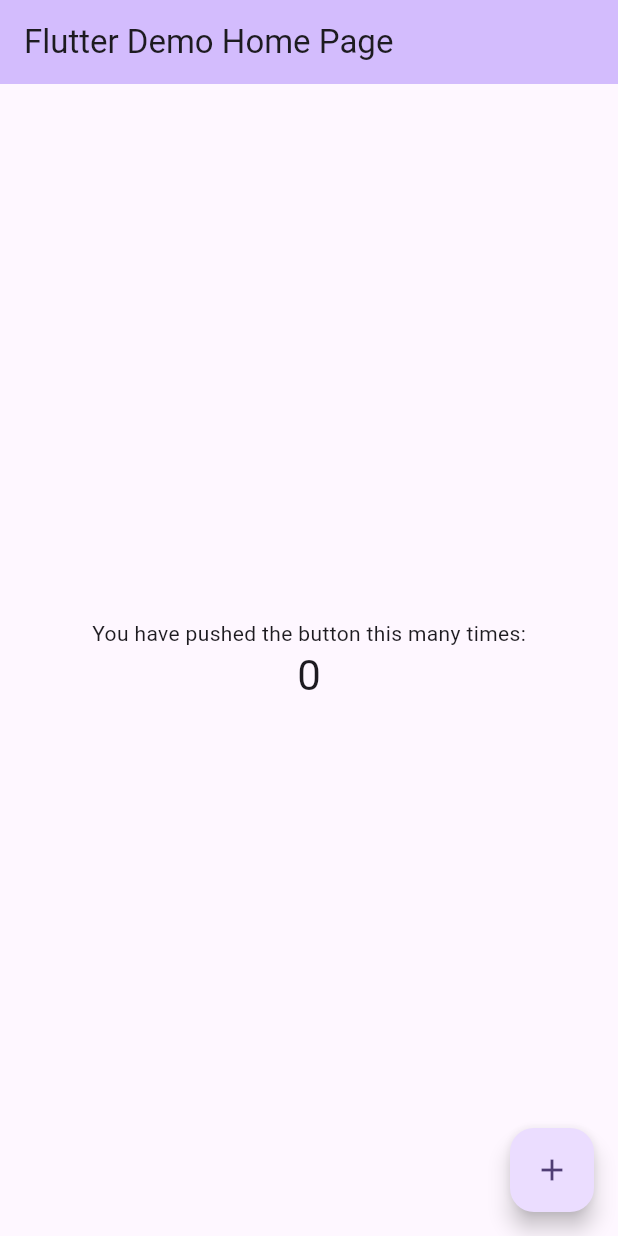
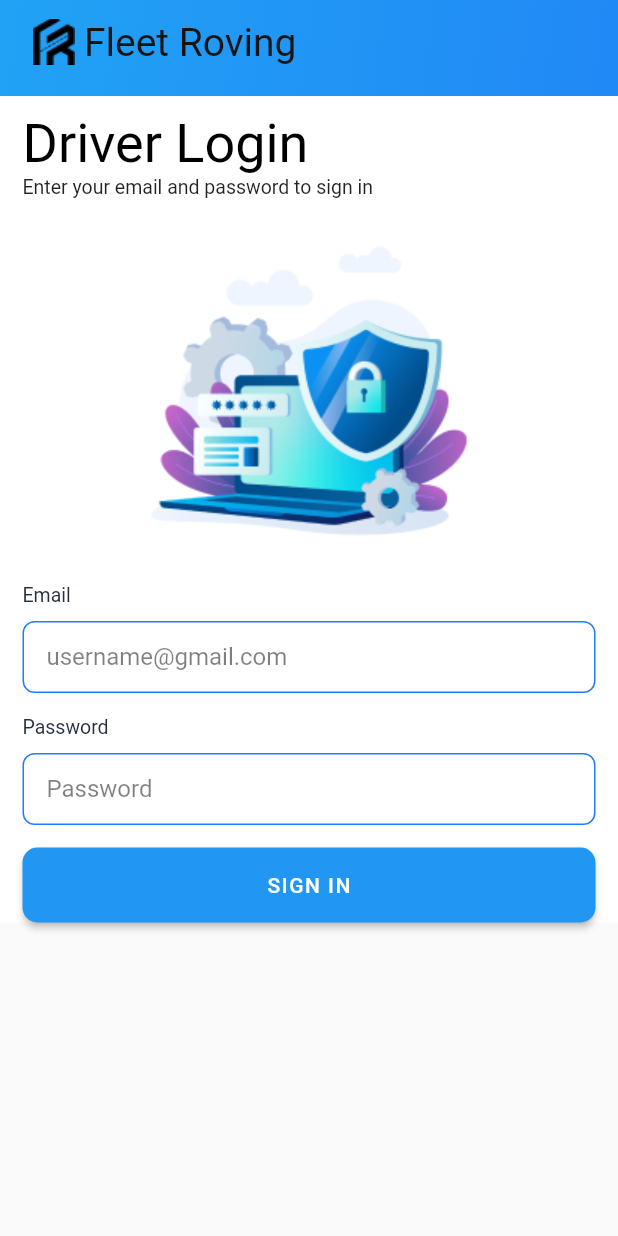
Before and after one commit to Tech-Tribee/Fleet-Roving-Driver, a Flutter app: the screen it shows after launch, on a phone screen of 412 x 824 dp. Run offline on Flutter 3.47's test engine with Material 2 defaults, Android fonts, the phone set to English and light mode, and no system bars.

Commit message:
login & home page added

```diff
--- /dev/null
+++ b/lib/components/app_bar.dart
@@ -0,0 +1,106 @@
+import 'package:flutter/material.dart';
+import 'package:fleet_roving_driver/utils/colors.dart';
+
+class MyAppBar extends StatelessWidget implements PreferredSizeWidget {
+  final bool isShowMenuIcon;
+  final double appBarHeight;
+  final String screenName;
+  final String appName;
+
+  const MyAppBar({
+    Key? key,
+    this.isShowMenuIcon = true,
+    this.appBarHeight = 65,
+    this.screenName = "",
+    this.appName = 'Fleet Roving',
+  }) : super(key: key);
+
+  @override
+  Widget build(BuildContext context) {
+    return PreferredSize(
+      preferredSize: Size.fromHeight(appBarHeight),
+      child: Container(
+        decoration: const BoxDecoration(
+          border: Border(
+            bottom: BorderSide(
+              width: 1,
+              color: Colors.white,
+            ),
+          ),
+        ),
+        child: AppBar(
+          elevation: 0,
+          flexibleSpace: Container(
+            decoration: const BoxDecoration(
+              gradient: LinearGradient(
+                begin: Alignment.topLeft,
+                end: Alignment.bottomRight,
+                colors: [
+                  Color(0x3321D4FD),
+                  Color(0x332152FF),
+                ],
+                stops: [0.0, 1.0],
+              ),
+            ),
+          ),
+          title: Column(
+            children: [
+              // Row(
+              //   mainAxisAlignment: MainAxisAlignment.spaceBetween,
+              //   children: [
+              //      Text(
+              //   '6:18',
+              //   style: TextStyle(fontSize: 20),
+              // ),
+              // Text(
+              //   'Airtel',
+              //   style: TextStyle(fontSize: 20),
+              // ),
+              //   ],
+              // ),
+
+              Row(
+                mainAxisAlignment: MainAxisAlignment.spaceBetween,
+                crossAxisAlignment: CrossAxisAlignment.center,
+                children: [
+                  Row(
+                    children: [
+                      Container(
+                        height: 40,
+                        width: 40,
+                        decoration: const BoxDecoration(
+                          image: DecorationImage(
+                            image: AssetImage('assets/images/logo.png'),
+                          ),
+                        ),
+                      ),
+                      if (!isShowMenuIcon)
+                        Text(
+                          appName,
+                          style: const TextStyle(
+                              fontSize: 26,
+                              fontWeight: FontWeight.w400,
+                              color: AppColors.lightBlack),
+                        ),
+                    ],
+                  ),
+                  if (isShowMenuIcon)
+                    Text(
+                      screenName,
+                      style: const TextStyle(
+                          fontSize: 26,
+                          fontWeight: FontWeight.w400,
+                          color: AppColors.lightBlack),
+                    ),
+                ],
+              ),
+            ],
+          ),
+        ),
+      ),
+    );
+  }
+
+  @override
+  Size get preferredSize => Size.fromHeight(appBarHeight);
+}
--- /dev/null
+++ b/lib/components/text_field.dart
@@ -0,0 +1,53 @@
+import 'package:flutter/material.dart';
+import 'package:fleet_roving_driver/utils/colors.dart';
+
+class BuildTextfield extends StatelessWidget {
+  final String lebel;
+  final String? placeholder;
+  final TextEditingController textController;
+  final bool isSecureText;
+
+  const BuildTextfield(
+      {Key? key,
+      required this.lebel,
+      this.placeholder,
+      required this.textController,
+      required this.isSecureText})
+      : super(key: key);
+
+  @override
+  Widget build(BuildContext context) {
+    return Column(
+      crossAxisAlignment: CrossAxisAlignment.start,
+      children: [
+        Container(
+          padding: const EdgeInsets.symmetric(vertical: 10),
+          child: Text(
+            lebel,
+            style: const TextStyle(fontSize: 13, color: AppColors.darkBlue),
+          ),
+        ),
+        TextField(
+          controller: textController,
+          obscureText: isSecureText,
+          decoration: InputDecoration(
+            hintText: placeholder,
+            hintStyle: const TextStyle(color: AppColors.transparentBlack),
+            enabledBorder: OutlineInputBorder(
+              borderSide:
+                  const BorderSide(color: AppColors.dodgerBlue, width: 1.0),
+              borderRadius: BorderRadius.circular(8),
+            ),
+            focusedBorder: OutlineInputBorder(
+              borderSide:
+                  const BorderSide(color: AppColors.dodgerBlue, width: 2.0),
+              borderRadius: BorderRadius.circular(8),
+            ),
+            contentPadding:
+                const EdgeInsets.symmetric(horizontal: 16, vertical: 10),
+          ),
+        )
+      ],
+    );
+  }
+}
--- a/lib/main.dart
+++ b/lib/main.dart
@@ -1,125 +1,21 @@
+import 'package:fleet_roving_driver/pages/splash_screen.dart';
 import 'package:flutter/material.dart';
 
 void main() {
-  runApp(const MyApp());
+  runApp(const DriverApp());
 }
 
-class MyApp extends StatelessWidget {
-  const MyApp({super.key});
-
-  // This widget is the root of your application.
+class DriverApp extends StatelessWidget {
+  const DriverApp({super.key});
   @override
   Widget build(BuildContext context) {
     return MaterialApp(
-      title: 'Flutter Demo',
+      title: 'Fleet Roving',
+      debugShowCheckedModeBanner: false,
       theme: ThemeData(
-        // This is the theme of your application.
-        //
-        // TRY THIS: Try running your application with "flutter run". You'll see
-        // the application has a blue toolbar. Then, without quitting the app,
-        // try changing the seedColor in the colorScheme below to Colors.green
-        // and then invoke "hot reload" (save your changes or press the "hot
-        // reload" button in a Flutter-supported IDE, or press "r" if you used
-        // the command line to start the app).
-        //
-        // Notice that the counter didn't reset back to zero; the application
-        // state is not lost during the reload. To reset the state, use hot
-        // restart instead.
-        //
-        // This works for code too, not just values: Most code changes can be
-        // tested with just a hot reload.
-        colorScheme: ColorScheme.fromSeed(seedColor: Colors.deepPurple),
-        useMaterial3: true,
+        primaryTextTheme:const TextTheme(titleMedium: TextStyle(fontWeight: FontWeight.w900))
       ),
-      home: const MyHomePage(title: 'Flutter Demo Home Page'),
+      home: const SplashScreen(),
     );
   }
 }
-
-class MyHomePage extends StatefulWidget {
-  const MyHomePage({super.key, required this.title});
-
-  // This widget is the home page of your application. It is stateful, meaning
-  // that it has a State object (defined below) that contains fields that affect
-  // how it looks.
-
-  // This class is the configuration for the state. It holds the values (in this
-  // case the title) provided by the parent (in this case the App widget) and
-  // used by the build method of the State. Fields in a Widget subclass are
-  // always marked "final".
-
-  final String title;
-
-  @override
-  State<MyHomePage> createState() => _MyHomePageState();
-}
-
-class _MyHomePageState extends State<MyHomePage> {
-  int _counter = 0;
-
-  void _incrementCounter() {
-    setState(() {
-      // This call to setState tells the Flutter framework that something has
-      // changed in this State, which causes it to rerun the build method below
-      // so that the display can reflect the updated values. If we changed
-      // _counter without calling setState(), then the build method would not be
-      // called again, and so nothing would appear to happen.
-      _counter++;
-    });
-  }
-
-  @override
-  Widget build(BuildContext context) {
-    // This method is rerun every time setState is called, for instance as done
-    // by the _incrementCounter method above.
-    //
-    // The Flutter framework has been optimized to make rerunning build methods
-    // fast, so that you can just rebuild anything that needs updating rather
-    // than having to individually change instances of widgets.
-    return Scaffold(
-      appBar: AppBar(
-        // TRY THIS: Try changing the color here to a specific color (to
-        // Colors.amber, perhaps?) and trigger a hot reload to see the AppBar
-        // change color while the other colors stay the same.
-        backgroundColor: Theme.of(context).colorScheme.inversePrimary,
-        // Here we take the value from the MyHomePage object that was created by
-        // the App.build method, and use it to set our appbar title.
-        title: Text(widget.title),
-      ),
-      body: Center(
-        // Center is a layout widget. It takes a single child and positions it
-        // in the middle of the parent.
-        child: Column(
-          // Column is also a layout widget. It takes a list of children and
-          // arranges them vertically. By default, it sizes itself to fit its
-          // children horizontally, and tries to be as tall as its parent.
-          //
-          // Column has various properties to control how it sizes itself and
-          // how it positions its children. Here we use mainAxisAlignment to
-          // center the children vertically; the main axis here is the vertical
-          // axis because Columns are vertical (the cross axis would be
-          // horizontal).
-          //
-          // TRY THIS: Invoke "debug painting" (choose the "Toggle Debug Paint"
-          // action in the IDE, or press "p" in the console), to see the
-          // wireframe for each widget.
-          mainAxisAlignment: MainAxisAlignment.center,
-          children: <Widget>[
-            const Text(
-              'You have pushed the button this many times:',
-            ),
-            Text(
-              '$_counter',
-              style: Theme.of(context).textTheme.headlineMedium,
-            ),
-          ],
-        ),
-      ),
-      floatingActionButton: FloatingActionButton(
-        onPressed: _incrementCounter,
-        tooltip: 'Increment',
-        child: const Icon(Icons.add),
-      ), // This trailing comma makes auto-formatting nicer for build methods.
-    );
-  }
-}
--- /dev/null
+++ b/lib/pages/login_page.dart
@@ -0,0 +1,111 @@
+import 'package:fleet_roving_driver/components/app_bar.dart';
+import 'package:fleet_roving_driver/components/text_field.dart';
+import 'package:fleet_roving_driver/pages/dash_bord.dart';
+import 'package:flutter/material.dart';
+import 'package:fleet_roving_driver/utils/colors.dart';
+
+class LoginPage extends StatefulWidget {
+  const LoginPage({super.key});
+
+  @override
+  State<LoginPage> createState() => _LoginPageState();
+}
+
+final emailText = TextEditingController();
+final passwordText = TextEditingController();
+
+class _LoginPageState extends State<LoginPage> {
+  @override
+  Widget build(BuildContext context) {
+    return Scaffold(
+        appBar:const MyAppBar(isShowMenuIcon: false),
+        body: Container(
+        color:AppColors.whiteColor,
+        padding: const EdgeInsets.only(
+        top: 10,
+        left: 15,
+        right: 15,
+      ),
+      child: SingleChildScrollView(
+        child: Column(
+        crossAxisAlignment: CrossAxisAlignment.start,
+        children: [
+          const Text(
+            'Driver Login',
+            style: TextStyle(fontSize: 36, fontWeight: FontWeight.w400,color:AppColors.darkBlack),
+          ),
+          const Text(
+            'Enter your email and password to sign in',
+            style: TextStyle(fontSize: 13, fontWeight: FontWeight.w400),
+          ),
+          Column(crossAxisAlignment: CrossAxisAlignment.center, children: [
+            Container(
+              margin: const EdgeInsets.only(top: 10),
+              height: 237,
+              width: 288,
+              decoration: const BoxDecoration(
+                image: DecorationImage(
+                  image: AssetImage('assets/images/lockimg.png'),
+                  fit: BoxFit.cover,
+                ),
+              ),
+            ),
+            BuildTextfield(
+              lebel: 'Email',
+              placeholder: 'username@gmail.com',
+              textController: emailText,
+              isSecureText: false,
+            ),
+            const SizedBox(height: 5),
+            BuildTextfield(
+              lebel: 'Password',
+              placeholder: 'Password',
+              textController: passwordText,
+              isSecureText: true,
+            ),
+            const SizedBox(height:15),
+            buildSignInButton(context),
+          ]),
+        ],
+      ),
+      ),
+
+    )
+    );
+  }
+}
+
+Widget buildSignInButton(BuildContext context) {
+  return
+  ElevatedButton(
+    onPressed: () {
+      String userEmail = emailText.text.toString();
+      String userpass = passwordText.text;
+      print('Email: $userEmail pass: $userpass');
+      Navigator.push(
+        context,
+        MaterialPageRoute(
+          builder: (context) => MyProfile(),
+        ),
+      );
+    },
+      style: ElevatedButton.styleFrom(
+      backgroundColor: Colors.blue,
+      minimumSize: const Size(
+        double.infinity,
+        50,
+      ),
+      shape: RoundedRectangleBorder(
+        borderRadius: BorderRadius.circular(10),
+      ),
+    ),
+    child: const Text(
+      'SIGN IN',
+      style: TextStyle(
+        color: Colors.white,
+        fontSize: 14,
+        letterSpacing: 1,
+      ),
+    ),
+  );
+}
--- /dev/null
+++ b/lib/utils/colors.dart
@@ -0,0 +1,18 @@
+import 'package:flutter/material.dart';
+
+class AppColors {
+  // static const Color blackColor= Color(0x01141414);
+  // static const Color blueColor = Color(0xFF227CFF);
+  static const Color lightBlack = Color.fromRGBO(20, 20, 20, 1);
+  static const Color darkBlack = Color.fromRGBO(0, 0, 0, 1);
+  static const Color lightTransparentBlack = Color.fromRGBO(0, 0, 0, 0.07);
+  static const Color transparentBlack = Color.fromRGBO(0, 0, 0, 0.5);
+  static const Color dodgerBlue = Color.fromRGBO(34, 124, 255, 1);
+  static const Color darkBlue = Color.fromRGBO(37, 47, 64, 1);
+  static const Color whiteColor = Color.fromRGBO(255, 255, 255, 1);
+  static const Color slateGray = Color.fromRGBO(103, 116, 142, 1);
+  static const Color lightGray = Color.fromRGBO(131, 146, 171, 1);
+  static const Color darkGray = Color.fromRGBO(76, 75, 75, 1);
+
+
+}
--- a/pubspec.yaml
+++ b/pubspec.yaml
@@ -59,9 +59,9 @@ flutter:
   uses-material-design: true
 
   # To add assets to your application, add an assets section, like this:
-  # assets:
-  #   - images/a_dot_burr.jpeg
-  #   - images/a_dot_ham.jpeg
+
+  assets:
+    - assets/images/
 
   # An image asset can refer to one or more resolution-specific "variants", see
   # https://flutter.dev/assets-and-images/#resolution-aware
```
Also changed, not shown: lib/components/monthly_report_card.dart (added, +83 -0 lines), lib/components/profile_card.dart (added, +76 -0 lines), lib/pages/dash_bord.dart (added, +37 -0 lines), lib/pages/splash_screen.dart (added, +100 -0 lines), assets/images/lockimg.png (added), assets/images/logo.png (added), assets/images/profile.png (added), assets/images/world.png (added).
